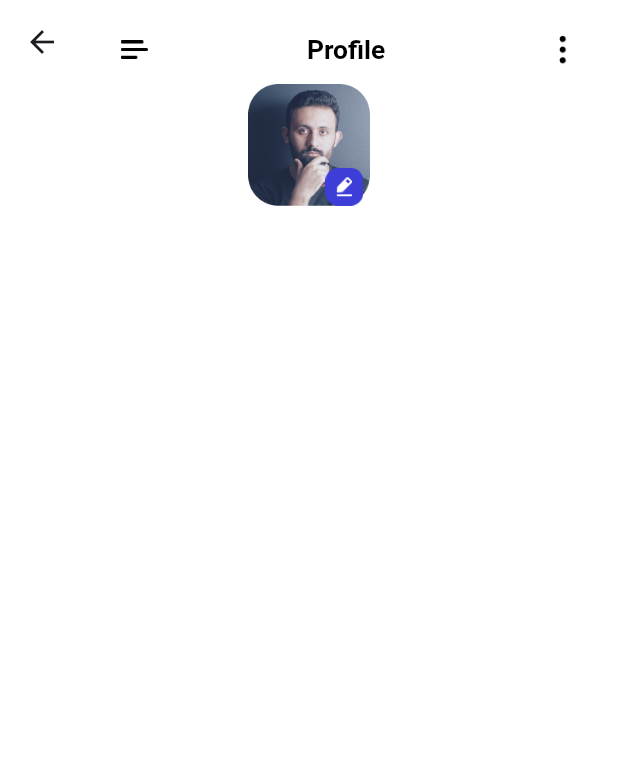
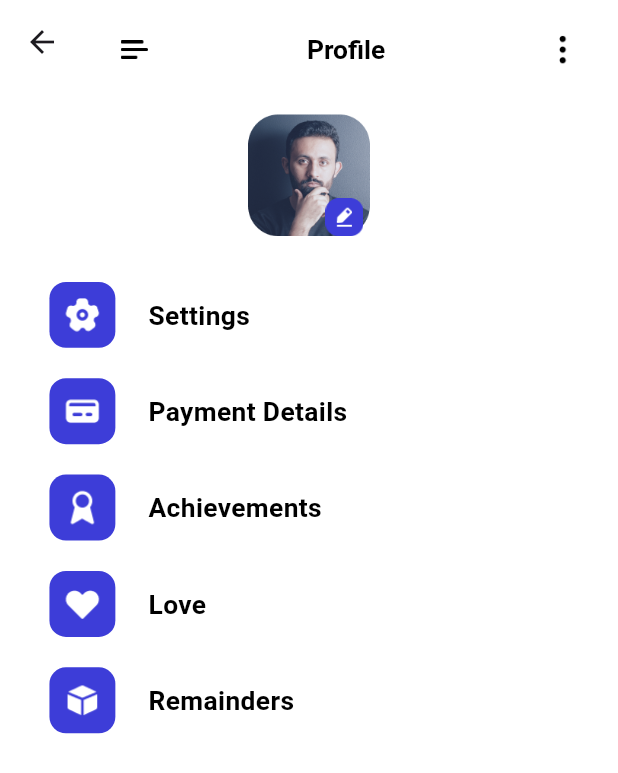
Before and after one commit to princeragh1801/online-learning-platform, a Flutter app: the ProfilePage screen opened directly, on a phone screen of 412 x 824 dp. Shown: the top 773 px of the screen. Run offline on Flutter 3.47's test engine with Material 3 defaults, Android fonts, the phone set to English and light mode, and no system bars; our stand-ins replace bloc, cloud_firestore, dots_indicator, firebase_auth, firebase_core, flutter_bloc and 3 more; accounts and stored records are empty.

Commit message:
works on profile page

```diff
--- a/lib/common/routes/names.dart
+++ b/lib/common/routes/names.dart
@@ -13,4 +13,7 @@ class AppRoutes {
 
   // home page
   static const HOME_PAGE = '/home_page';
+
+  // settings page
+  static const SETTINGS_PAGE = '/settings_page';
 }
--- a/lib/pages/profile/profile.dart
+++ b/lib/pages/profile/profile.dart
@@ -22,7 +22,10 @@ class _ProfilePageState extends State<ProfilePage> {
         child: Column(
             crossAxisAlignment: CrossAxisAlignment.center,
             children: [
-              profileIconAndEditButton()
+              SizedBox(height: 20.h,),
+              profileIconAndEditButton(),
+              SizedBox(height: 30.h,),
+              buildCustomButton(),
             ]),
       )),
     );
--- /dev/null
+++ b/lib/pages/profile/settings/blocs/settings_bloc.dart
@@ -0,0 +1,7 @@
+import 'package:flutter_bloc/flutter_bloc.dart';
+import 'package:ulearning_app/pages/profile/settings/blocs/settings_event.dart';
+import 'package:ulearning_app/pages/profile/settings/blocs/settings_states.dart';
+
+class SettingsBloc extends Bloc<SettingsEvent, SettingsStates> {
+  SettingsBloc() : super(SettingsStates());
+}
--- /dev/null
+++ b/lib/pages/profile/settings/blocs/settings_event.dart
@@ -0,0 +1,3 @@
+class SettingsEvent{
+
+}
--- /dev/null
+++ b/lib/pages/profile/settings/blocs/settings_states.dart
@@ -0,0 +1,3 @@
+class SettingsStates{
+
+}
--- a/lib/pages/profile/widgets/profile_widgets.dart
+++ b/lib/pages/profile/widgets/profile_widgets.dart
@@ -15,13 +15,7 @@ AppBar buildAppBar() {
               height: 12.h,
               child: Image.asset("assets/icons/menu.png"),
             ),
-            Text(
-              "Profile",
-              style: TextStyle(
-                  color: AppColors.primaryText,
-                  fontWeight: FontWeight.bold,
-                  fontSize: 16.sp),
-            ),
+            _reusableText("Profile"),
             SizedBox(
               width: 24.w,
               height: 24.h,
@@ -49,3 +43,57 @@ Widget profileIconAndEditButton() {
     ),
   );
 }
+
+var _buttonInfo = <String, String>{
+  "Settings" : "settings.png",
+  "Payment Details" : "credit-card.png",
+  "Achievements" : "award.png",
+  "Love" : "heart(1).png",
+  "Remainders" : "cube.png"
+};
+
+Widget buildCustomButton() {
+  return Column(
+    children: [
+      ...List.generate(_buttonInfo.length, (index) => Container(
+        margin: EdgeInsets.only(left: 30.w),
+        child:
+              GestureDetector(
+              onTap: () {
+
+              },
+              child: Padding(
+                padding: EdgeInsets.only(bottom: 20.h),
+                child: Row(children: [
+                  Container(
+                    height: 40.w,
+                    width: 40.w,
+                    padding: EdgeInsets.all(8.w),
+                    decoration: BoxDecoration(
+                      borderRadius: BorderRadius.all(Radius.circular(10.w)),
+                      color: AppColors.primaryElement,
+                    ),
+                    child: Image(image: AssetImage('assets/icons/${_buttonInfo.values.elementAt(index)}')),
+                  ),
+                  SizedBox(
+                    width: 20.w,
+                  ),
+                  _reusableText(_buttonInfo.keys.elementAt(index))
+                ]),
+              ),
+        ),
+      ))
+
+    ],
+  );
+}
+
+Widget _reusableText(String text) {
+  return Text(
+    text,
+    style: TextStyle(
+        color: AppColors.primaryText,
+        fontWeight: FontWeight.bold,
+        fontSize: 16.sp),
+  );
+}
```
Also changed, not shown: lib/common/routes/pages.dart (+8 -0 lines), lib/pages/profile/profile_controller.dart (added, +10 -0 lines), lib/pages/profile/settings/settings_page.dart (added, +18 -0 lines).
